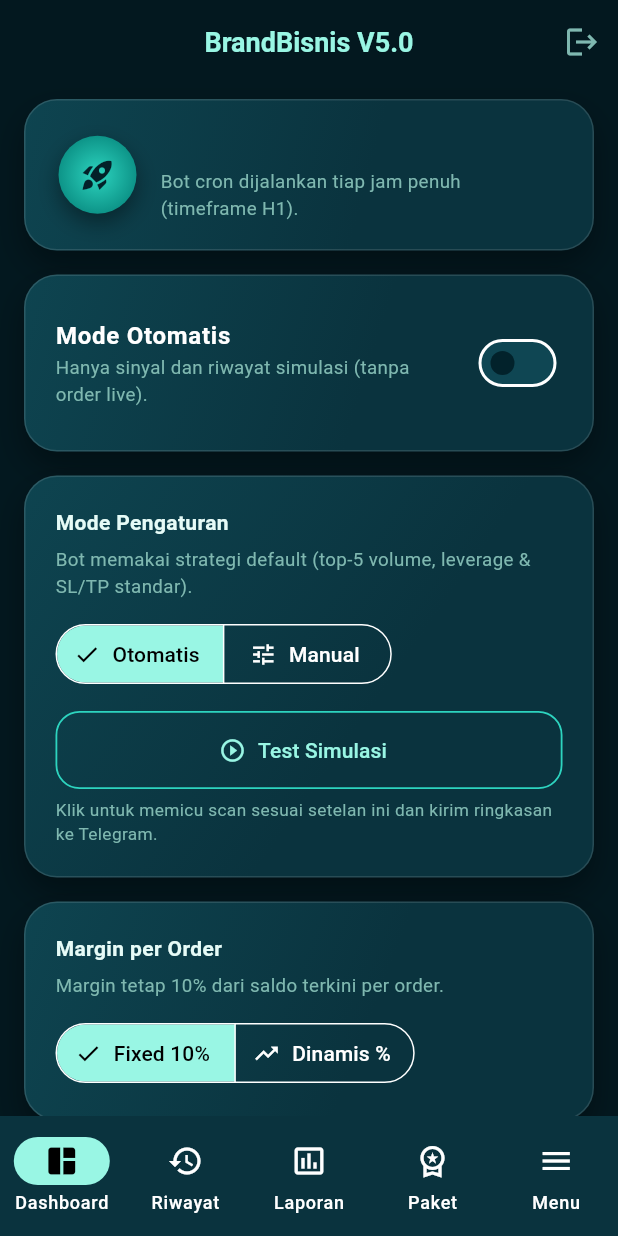
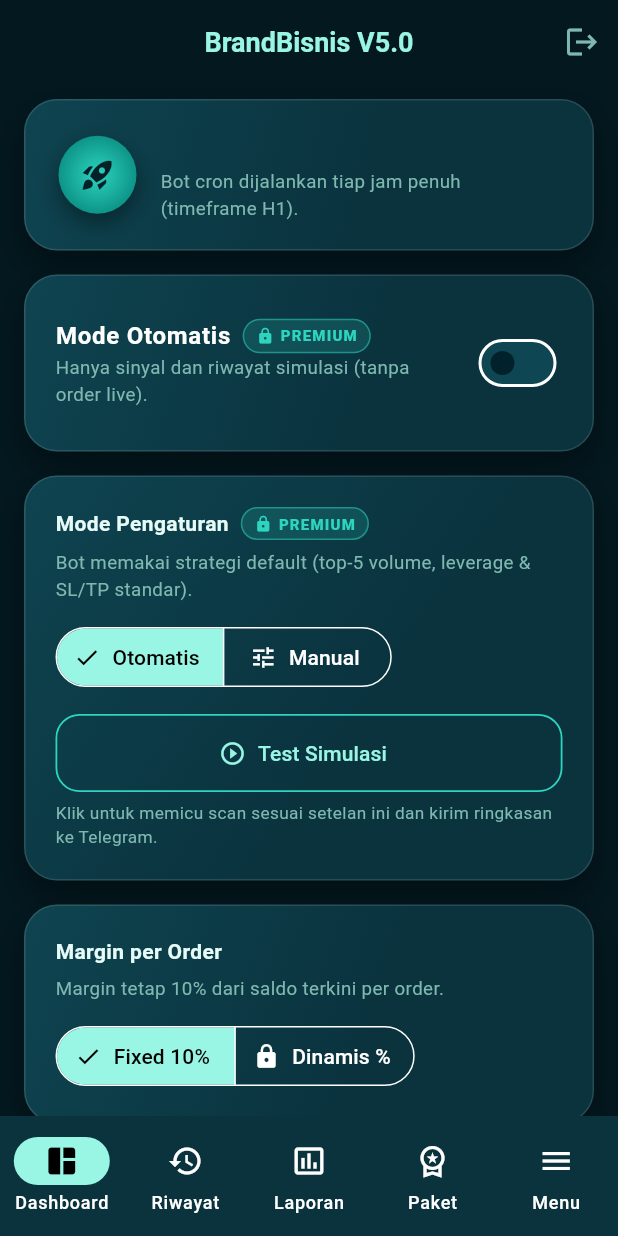
Before and after one commit to sabar2023/robot-otomatis, a Flutter app: the screen it shows once a user with an empty profile is signed in, on a phone screen of 412 x 824 dp. Run offline on Flutter 3.47's test engine with Material 3 defaults, Android fonts, the phone set to English and light mode, and no system bars; our stand-ins replace image_picker, supabase_flutter; accounts and stored records are empty.

Commit message:
feat(app): blokir fitur premium untuk user trial dengan notif upgrade Co-authored-by: monkeycode-ai <monkeycode-ai@chaitin.com>

```diff
--- a/app/lib/screens/dashboard_screen.dart
+++ b/app/lib/screens/dashboard_screen.dart
@@ -3,6 +3,7 @@
 import 'package:supabase_flutter/supabase_flutter.dart';
 
 import '../theme.dart';
+import 'package_screen.dart';
 
 class DashboardScreen extends StatefulWidget {
   const DashboardScreen({super.key});
@@ -28,6 +29,7 @@
   bool _mode = false;
   bool _manual = false;
   bool _marginDynamic = false;
+  bool _premium = false;
   bool _loaded = false;
   bool _busy = false;
   bool _testing = false;
@@ -62,6 +64,8 @@
       final pid = idRaw?.toString();
       _profileId = pid;
       if (pid == null) return;
+      _premium = (prof["plan"] ?? "free_trial") == "premium" ||
+          (prof["role"] ?? "customer") == "admin";
       _email = (prof["email"] ?? "").toString();
       _nama.text = (prof["nama"] ?? "").toString();
       _hp.text = (prof["no_hp"] ?? "").toString();
@@ -117,9 +121,9 @@
           .eq("id", pid);
       final payload = <String, dynamic>{
         "user_id": pid,
-        "mode_otomatis": _mode,
-        "mode_manual": _manual,
-        "margin_mode": _marginDynamic ? "pct" : "fixed",
+        "mode_otomatis": _premium && _mode,
+        "mode_manual": _premium && _manual,
+        "margin_mode": (_premium && _marginDynamic) ? "pct" : "fixed",
         "koin_pilihan": _coins.text.split(",").map((s) => s.trim()).where((s) => s.isNotEmpty).toList(),
         "leverage": _clampInt(_lev.text, 5, 20, 5),
         "margin_persen": _clampDouble(_margin.text, 1, 100, 10),
@@ -154,6 +158,52 @@
     final v = double.tryParse(raw.trim());
     if (v == null) return dft;
     return v.clamp(lo, hi);
+  }
+
+  Future<void> _showUpgrade() async {
+    final go = await showDialog<bool>(
+      context: context,
+      builder: (ctx) => AlertDialog(
+        backgroundColor: bgPanel,
+        title: const Row(
+          children: [
+            Icon(Icons.workspace_premium, color: accentMain),
+            SizedBox(width: 8),
+            Text("Fitur Premium"),
+          ],
+        ),
+        content: const Text(
+          "Fitur ini hanya tersedia untuk pelanggan Premium.\n\n"
+          "Upgrade untuk mengaktifkan live order, mode manual, margin dinamis, dan kredensial BingX.",
+        ),
+        actions: [
+          TextButton(onPressed: () => Navigator.pop(ctx, false), child: const Text("Nanti")),
+          FilledButton(onPressed: () => Navigator.pop(ctx, true), child: const Text("Upgrade Sekarang")),
+        ],
+      ),
+    );
+    if (go == true && mounted) {
+      Navigator.of(context).push(MaterialPageRoute(builder: (_) => const PackageScreen()));
+    }
+  }
+
+  Widget _premiumLock() {
+    return Container(
+      padding: const EdgeInsets.symmetric(horizontal: 8, vertical: 3),
+      decoration: BoxDecoration(
+        color: accentMain.withOpacity(0.16),
+        borderRadius: BorderRadius.circular(20),
+        border: Border.all(color: accentMain.withOpacity(0.5)),
+      ),
+      child: const Row(
+        mainAxisSize: MainAxisSize.min,
+        children: [
+          Icon(Icons.lock, size: 12, color: accentMain),
+          SizedBox(width: 4),
+          Text("PREMIUM", style: TextStyle(fontSize: 10, fontWeight: FontWeight.w800, color: accentMain, letterSpacing: 0.8)),
+        ],
+      ),
+    );
   }
 
   Future<void> _testSimulate() async {
@@ -224,25 +274,47 @@
         panelCard(
           child: SwitchListTile(
             contentPadding: EdgeInsets.zero,
-            title: const Text("Mode Otomatis", style: TextStyle(fontWeight: FontWeight.w700)),
+            title: Row(
+              children: [
+                const Text("Mode Otomatis", style: TextStyle(fontWeight: FontWeight.w700)),
+                if (!_premium) ...[
+                  const SizedBox(width: 8),
+                  _premiumLock(),
+                ],
+              ],
+            ),
             subtitle: Text(
-              _mode
+              _premium && _mode
                   ? "Bot mengeksekusi order live (isolated margin, bracket SL/TP)."
                   : "Hanya sinyal dan riwayat simulasi (tanpa order live).",
               style: const TextStyle(color: textMuted, fontSize: 12.5),
             ),
-            value: _mode,
-            onChanged: (v) => setState(() => _mode = v),
+            value: _premium ? _mode : false,
+            onChanged: (v) {
+              if (!_premium) {
+                _showUpgrade();
+                return;
+              }
+              setState(() => _mode = v);
+            },
           ),
         ),
         panelCard(
           child: Column(
             crossAxisAlignment: CrossAxisAlignment.start,
             children: [
+              Row(
+                children: [
                   const Text("Mode Pengaturan", style: TextStyle(fontWeight: FontWeight.w700)),
+                  if (!_premium) ...[
+                    const SizedBox(width: 8),
+                    _premiumLock(),
+                  ],
+                ],
+              ),
               const SizedBox(height: 6),
               Text(
-                _manual
+                _premium && _manual
                     ? "Anda mengatur koin, leverage, margin, TP/SL sendiri."
                     : "Bot memakai strategi default (top-5 volume, leverage & SL/TP standar).",
                 style: const TextStyle(color: textMuted, fontSize: 12.5),
@@ -253,8 +325,15 @@
                   ButtonSegment(value: false, label: Text("Otomatis"), icon: Icon(Icons.smart_toy_outlined)),
                   ButtonSegment(value: true, label: Text("Manual"), icon: Icon(Icons.tune)),
                 ],
-                selected: <bool>{_manual},
-                onSelectionChanged: (s) => setState(() => _manual = s.first),
+                selected: <bool>{_premium ? _manual : false},
+                onSelectionChanged: (s) {
+                  final wantManual = s.first;
+                  if (wantManual && !_premium) {
+                    _showUpgrade();
+                    return;
+                  }
+                  setState(() => _manual = wantManual);
+                },
               ),
               const SizedBox(height: 14),
               OutlinedButton.icon(
@@ -279,21 +358,28 @@
               const Text("Margin per Order", style: TextStyle(fontWeight: FontWeight.w700)),
               const SizedBox(height: 6),
               Text(
-                _marginDynamic
+                _premium && _marginDynamic
                     ? "Margin dihitung dinamis dari saldo terkini (compounding)."
                     : "Margin tetap 10% dari saldo terkini per order.",
                 style: const TextStyle(color: textMuted, fontSize: 12.5),
               ),
               const SizedBox(height: 12),
               SegmentedButton<bool>(
-                segments: const [
-                  ButtonSegment(value: false, label: Text("Fixed 10%"), icon: Icon(Icons.lock_outline)),
-                  ButtonSegment(value: true, label: Text("Dinamis %"), icon: Icon(Icons.trending_up)),
+                segments: [
+                  const ButtonSegment(value: false, label: Text("Fixed 10%"), icon: Icon(Icons.lock_outline)),
+                  ButtonSegment(value: true, label: const Text("Dinamis %"), icon: Icon(_premium ? Icons.trending_up : Icons.lock)),
                 ],
-                selected: <bool>{_marginDynamic},
-                onSelectionChanged: (s) => setState(() => _marginDynamic = s.first),
+                selected: <bool>{_premium ? _marginDynamic : false},
+                onSelectionChanged: (s) {
+                  final wantDynamic = s.first;
+                  if (wantDynamic && !_premium) {
+                    _showUpgrade();
+                    return;
+                  }
+                  setState(() => _marginDynamic = wantDynamic);
+                },
               ),
-              if (_marginDynamic) ...[
+              if (_premium && _marginDynamic) ...[
                 const SizedBox(height: 12),
                 TextField(
                   controller: _margin,
@@ -318,7 +404,7 @@
                 decoration: appDecoration(label: "No. HP"),
               ),
               const SizedBox(height: 16),
-              if (_manual) ...[
+              if (_premium && _manual) ...[
                 const _SectionTitle("Strategi"),
                 const SizedBox(height: 12),
                 TextField(
@@ -358,6 +444,7 @@
               ],
               const _SectionTitle("Kredensial & Notifikasi"),
               const SizedBox(height: 12),
+              if (_premium) ...[
                 TextField(
                   controller: _api,
                   decoration: appDecoration(label: "BingX API Key", hintText: "kosongkan jika tidak diganti"),
@@ -373,6 +460,37 @@
                   controller: _tg,
                   decoration: appDecoration(label: "Telegram Chat ID", hintText: "opsional, notifikasi pribadi"),
                 ),
+              ] else ...[
+                Container(
+                  padding: const EdgeInsets.all(14),
+                  decoration: BoxDecoration(
+                    color: const Color(0xFF062830),
+                    borderRadius: BorderRadius.circular(16),
+                    border: Border.all(color: const Color(0xFF155E6E)),
+                  ),
+                  child: Column(
+                    children: [
+                      const Row(
+                        children: [
+                          Icon(Icons.vpn_key_off, color: textMuted),
+                          SizedBox(width: 10),
+                          Expanded(
+                            child: Text(
+                              "Kredensial BingX & notifikasi pribadi adalah fitur Premium.",
+                              style: TextStyle(color: textMuted, fontSize: 12.5),
+                            ),
+                          ),
+                        ],
+                      ),
+                      const SizedBox(height: 12),
+                      FilledButton(
+                        onPressed: _busy ? null : () => _showUpgrade(),
+                        child: const Text("Upgrade ke Premium"),
+                      ),
+                    ],
+                  ),
+                ),
+              ],
               const SizedBox(height: 18),
               FilledButton(
                 onPressed: _busy ? null : _save,
@@ -388,11 +506,13 @@
                 const SizedBox(height: 12),
                 Text(_msg!, style: const TextStyle(color: accentSoft, fontSize: 13, fontStyle: FontStyle.italic)),
               ],
+              if (_premium) ...[
                 const SizedBox(height: 6),
                 const Text(
                   "API key plaintext otomatis dienkripsi engine pada run berikutnya.",
                   style: TextStyle(color: textMuted, fontSize: 11.5),
                 ),
+              ],
             ],
           ),
         ),
```
Lines whose indentation alone changed are shown as unchanged.
